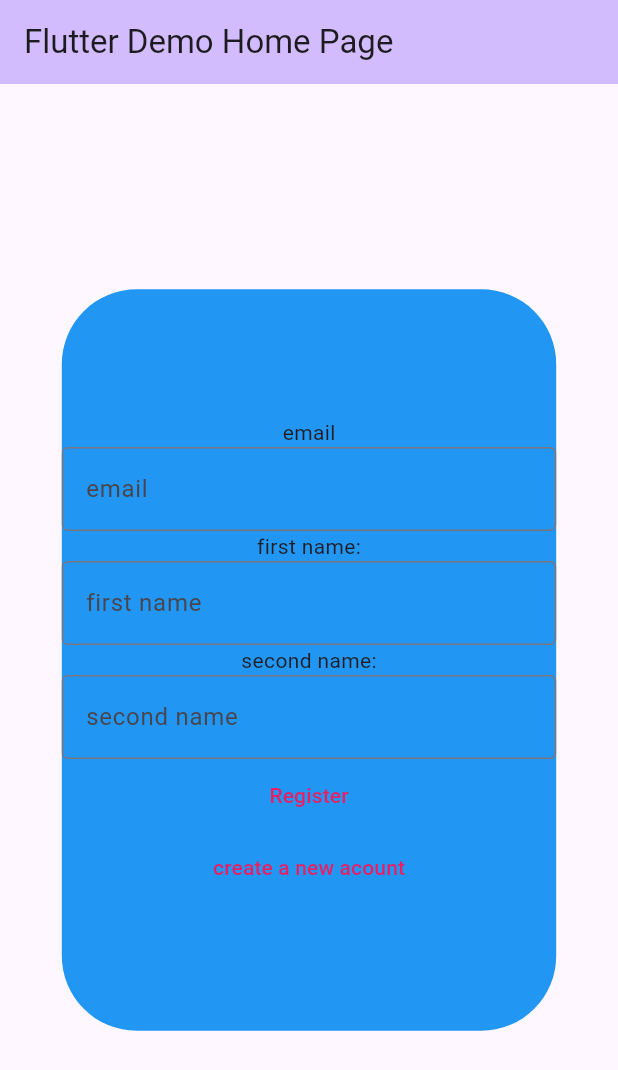
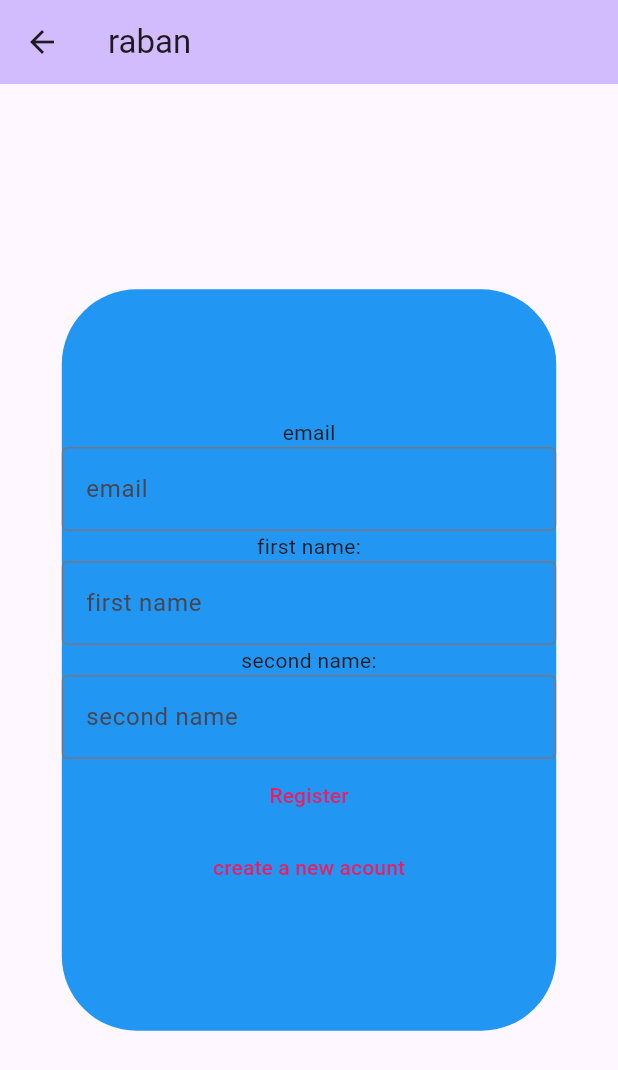
Before and after one commit to rabab66/final_project, a Flutter app: the MyHomePage screen opened directly, after a tap on "create a new acount", on a phone screen of 412 x 824 dp. Shown: the top 1070 px of the screen. Run offline on Flutter 3.47's test engine with Material 3 defaults, Android fonts, the phone set to English and light mode, and no system bars.

Commit message:
NEW VIEW

```diff
--- a/lib/Views/RegisterScreen.dart
+++ b/lib/Views/RegisterScreen.dart
@@ -0,0 +1,104 @@
+import 'package:flutter/material.dart';
+
+
+ /* @override
+  Widget build(BuildContext context) {
+    return MaterialApp(
+      title: 'Flutter Demo',
+      theme: ThemeData(
+
+        colorScheme: ColorScheme.fromSeed(seedColor: Colors.deepPurple),
+        useMaterial3: true,
+      ),
+      home: const MyHomePage(title: 'Flutter Demo Home Page'),
+    );
+  }
+}*/
+
+class RegisterScreen extends StatefulWidget {
+  const RegisterScreen({super.key, required this.title});
+
+
+  final String title;
+
+  @override
+  State<RegisterScreen> createState() => _MyHomePageState();
+}
+
+class _MyHomePageState extends State<RegisterScreen> {
+  int _counter = 0;
+
+  void _incrementCounter() {
+    setState(() {
+
+      _counter++;
+    });
+  }
+
+  @override
+  Widget build(BuildContext context) {
+    return Scaffold(
+      appBar: AppBar(
+        backgroundColor: Theme.of(context).colorScheme.inversePrimary,
+
+        title: Text(widget.title),
+      ),
+      body: Center(
+
+        child: Container(
+          width: MediaQuery.of(context).size.width * 0.8,
+          height: MediaQuery.of(context).size.height * 0.6,
+
+          decoration: BoxDecoration(
+              color: Colors.blue,
+              borderRadius: BorderRadius.all(Radius.circular(50))
+          ),
+          child: Column(
+            mainAxisAlignment: MainAxisAlignment.center,
+            children: <Widget>[
+              Text("email" ),
+              TextField(
+                decoration: InputDecoration(
+                  border: OutlineInputBorder(),
+                  hintText: 'email',
+                ),
+              ),
+              Text("first name:" ),
+              TextField(
+                decoration: InputDecoration(
+                  border: OutlineInputBorder(),
+                  hintText: 'first name',
+                ),
+              ),
+              Text("second name:" ),
+              TextField(
+                decoration: InputDecoration(
+                  border: OutlineInputBorder(),
+                  hintText: 'second name',
+                ),
+              ),
+              TextButton(
+                style: ButtonStyle(
+                  foregroundColor: MaterialStateProperty.all<Color>(Colors.pink),
+                ),
+                onPressed: () { },
+                child: Text('Register'),
+              ),
+              TextButton(
+                style: ButtonStyle(
+                  foregroundColor: MaterialStateProperty.all<Color>(Colors.pink),
+                ),
+                onPressed: () {
+
+                },
+                child: Text('create a new acount'),
+              )
+            ],
+          ),
+        ),
+      ),
+
+
+    );
+  }
+}
--- a/lib/main.dart
+++ b/lib/main.dart
@@ -1,3 +1,4 @@
+import 'package:finalproject/Views/RegisterScreen.dart';
 import 'package:flutter/material.dart';
 
 void main() {
@@ -94,7 +95,14 @@ class _MyHomePageState extends State<MyHomePage> {
                 style: ButtonStyle(
                   foregroundColor: MaterialStateProperty.all<Color>(Colors.pink),
                 ),
-                onPressed: () { },
+                onPressed: () {
+                  Navigator.push(
+                  context,
+                  MaterialPageRoute(builder: (context) => const RegisterScreen(title: "raban")),
+                );
+
+
+                  },
                 child: Text('create a new acount'),
               )
             ],
```
